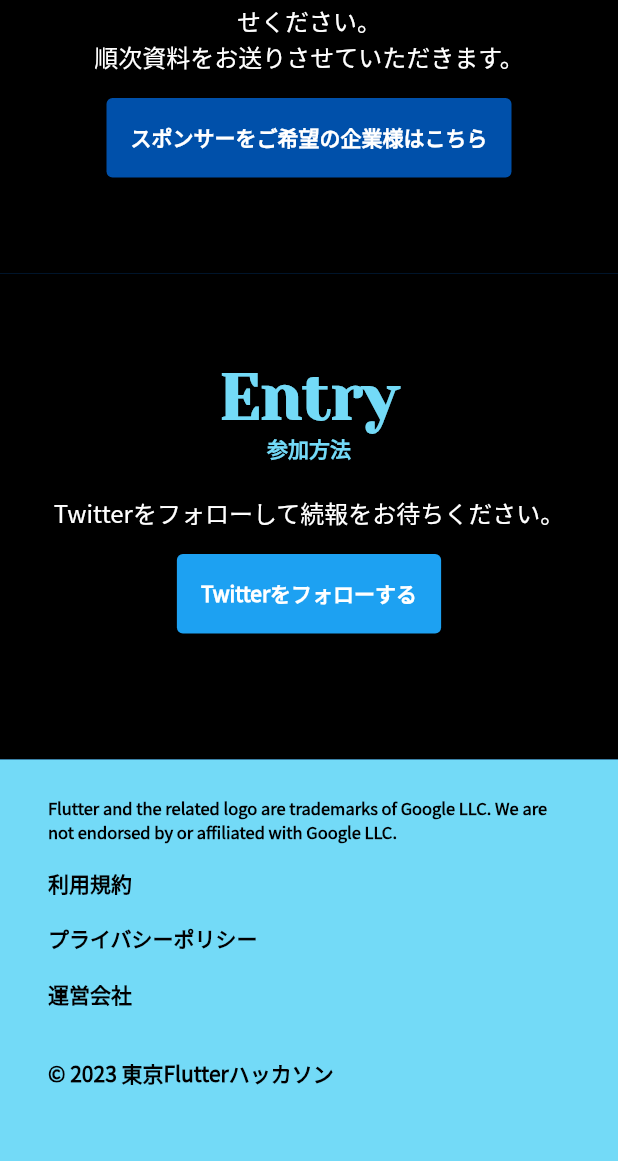
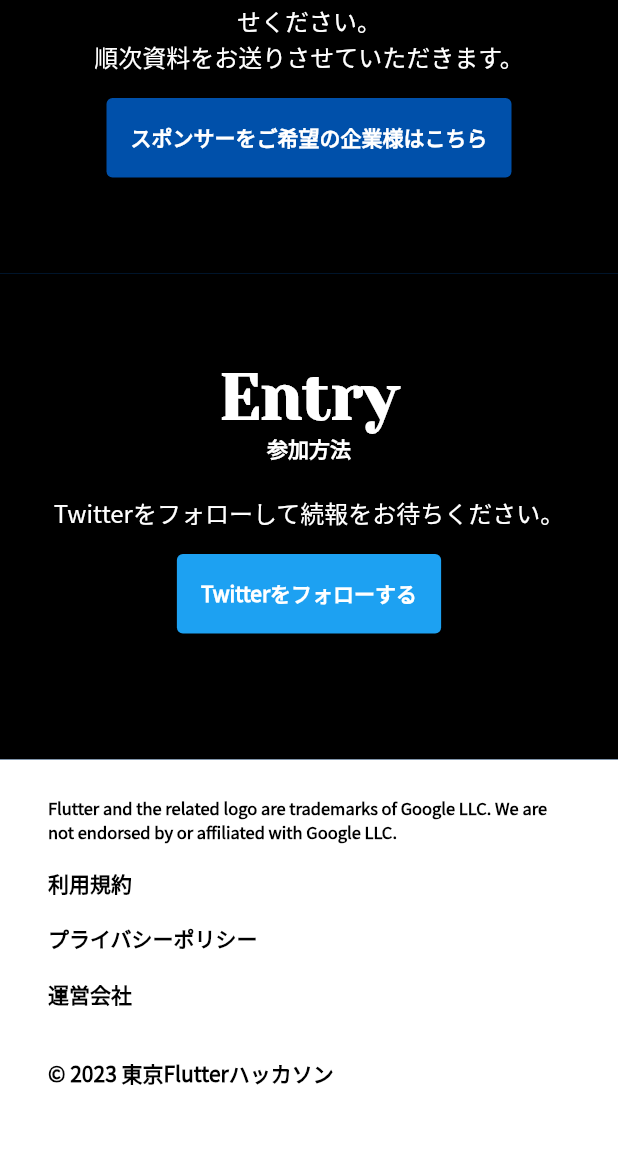
Before and after one commit to flutteruniv/TokyoFlutterHackathon, a Flutter app: the screen it shows after launch, scrolled down 2156 dp, on a phone screen of 412 x 824 dp, the part 75-1236 px from its top. Run offline on Flutter 3.47's test engine with Material 2 defaults, Android fonts, the phone set to English and light mode, and no system bars; our stand-ins replace flutter_html, go_router, responsive_builder.

Commit message:
色の微調整

```diff
--- a/lib/main.dart
+++ b/lib/main.dart
@@ -78,7 +78,7 @@ class AppTheme {
     textTheme: ThemeData().textTheme.copyWith(
           displayLarge: const TextStyle(
             fontFamily: Font.yesevaOne,
-            color: AppColor.yumemiBlue,
+            color: Colors.white,
             fontWeight: FontWeight.bold,
           ),
           displayMedium: const TextStyle(
@@ -101,7 +101,7 @@ class AppTheme {
           titleLarge: const TextStyle(
             fontFamily: Font.notoSansJP,
             fontWeight: FontWeight.bold,
-            color: AppColor.yumemiBlue,
+            color: Colors.white,
           ),
           titleMedium: const TextStyle(
             fontFamily: Font.notoSansJP,
--- a/lib/presentation/lp_footer_widget.dart
+++ b/lib/presentation/lp_footer_widget.dart
@@ -16,7 +16,7 @@ class FooterWidget extends StatelessWidget {
     final isMobile = context.watch<LPModel>().isMobile;
 
     return Container(
-      color: AppColor.yumemiBlue,
+      color: Colors.white,
       padding: isMobile
           ? const EdgeInsets.symmetric(
               vertical: 24,
```
